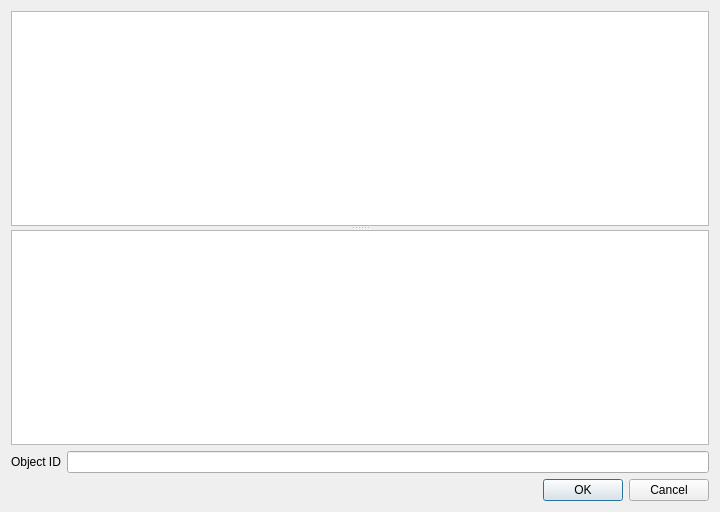
First picture: the form in ui/CommitBrowser.ui, repository git-cola/git-cola, before the edit.
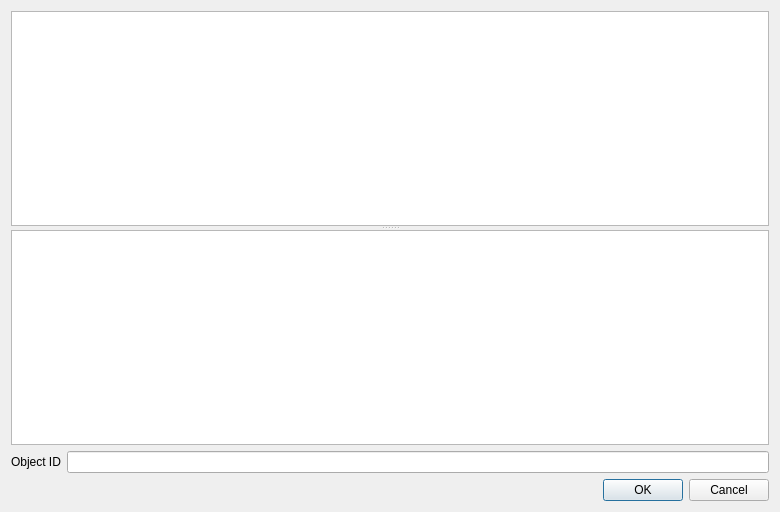
Second picture: the form after the edit.

Commit message:
Change default window sizes to accomodate courier font
Updated the main window to display a visible cursor
Allow selection with the keyboard in the diff textedit
Ensured that utils.header() is always 80 columns wide

Signed-off by: David Aguilar <davvid@gmail.com>

The edit to the form file:
```diff
--- a/ui/CommitBrowser.ui
+++ b/ui/CommitBrowser.ui
@@ -5,7 +5,7 @@
    <rect>
     <x>0</x>
     <y>0</y>
-    <width>720</width>
+    <width>780</width>
     <height>512</height>
    </rect>
   </property>
```
The commit also changes 4 other files.
